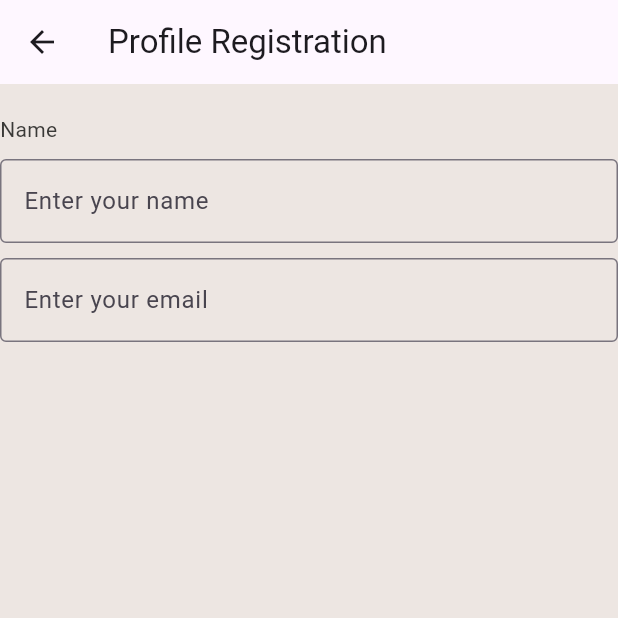
After one commit to samuelchanx/lixi-app, a Flutter app: the ProfileRegistrationPage screen opened directly, on a phone screen of 412 x 824 dp, the top half of it. The commit adds this screen. Run offline on Flutter 3.47's test engine with Material 3 defaults, Android fonts, the phone set to English and light mode, and no system bars; our stand-ins replace animate_do, csv, dartx, flutter_hooks, freezed_annotation, gap and 4 more; accounts and stored records are empty.

Commit message:
feat: updates

```diff
--- a/lib/database.dart
+++ b/lib/database.dart
@@ -78,7 +78,7 @@ const databaseV2Json = [
   {
     "question": "月經一般的顏色",
     "options":
-        "淡紅(#FAE2E3),淡黯(#E2DADB),鮮紅(#F80322),深紅(#9A1D2D),深紫(#7C0313),紫紅(#E61C58),正常(#B2404F)",
+        "淡紅(#FAE2E3),淡黯(#E2DADB),鮮紅(#F80322),深紅(#9A1D2D),深紫(#7C0313),紫紅(#B2404F),正常(#B2404F)",
     "optionSeparator": "",
     "optionAdditionalStep": "colorParser",
     "isMultipleChoice": "",
@@ -124,7 +124,7 @@ const databaseV2Json = [
   {
     "question": "怎樣的痛法？",
     "options":
-        "月經來得不暢、絞痛、冷痛、灼痛、有固定痛點，如針刺狀、脹痛連及腹側、腹部有包塊，而此包塊推之可移，按之可散,月經來得不暢、絞痛、長期隱隱痛、冷痛、灼痛、有固定痛點，如針刺狀、脹痛連及腹側、有下墜感、腹部有包塊，而此包塊推之可移，按之可散,長期隱隱痛、有下墜感",
+        "月經來得不暢、絞痛、冷痛、灼痛、有固定痛點，如針刺狀、脹痛連及腹側、腹部有包塊，而此包塊推之可移，按之可散、痛連腰骶,月經來得不暢、絞痛、長期隱隱痛、冷痛、灼痛、有固定痛點，如針刺狀、脹痛連及腹側、有下墜感、腹部有包塊，而此包塊推之可移，按之可散、痛連腰骶,長期隱隱痛、有下墜感、痛連腰骶",
     "optionSeparator": "、",
     "optionAdditionalStep": "filteringByLastAnsIndex",
     "isMultipleChoice": "",
--- a/lib/models/question_model_v2.dart
+++ b/lib/models/question_model_v2.dart
@@ -81,6 +81,7 @@ class DiagnosedIssue with _$DiagnosedIssue {
     PeriodLengthIssue? periodLength,
     PeriodAmountIssue? periodAmount,
     PeriodColor? periodColor,
+    List<PeriodTexture>? periodTexture,
     // Step 3
     List<DiagnosedBodyType>? bodyTypes,
   }) = _DiagnosedIssue;
--- /dev/null
+++ b/lib/profile_registration_page.dart
@@ -0,0 +1,38 @@
+import 'package:flutter/material.dart';
+import 'package:hooks_riverpod/hooks_riverpod.dart';
+
+class ProfileRegistrationPage extends HookConsumerWidget {
+  const ProfileRegistrationPage({
+    super.key,
+  });
+
+  @override
+  Widget build(BuildContext context, WidgetRef ref) {
+    return Scaffold(
+      appBar: AppBar(
+        title: const Text('Profile Registration'),
+      ),
+      body: ListView(
+        children: [
+          const SizedBox(height: 20),
+          const Text('Name'),
+          const SizedBox(height: 10),
+          TextFormField(
+            decoration: const InputDecoration(
+              border: OutlineInputBorder(),
+              labelText: 'Enter your name',
+            ),
+          ),
+          const SizedBox(height: 10),
+          TextFormField(
+            decoration: const InputDecoration(
+              border: OutlineInputBorder(),
+              labelText: 'Enter your email',
+            ),
+          ),
+          const SizedBox(height: 20),
+        ],
+      ),
+    );
+  }
+}
```
Also changed, not shown: lib/assets/assets.gen.dart (+4 -9 lines), lib/models/question_model_controller.dart (+60 -37 lines), lib/provider/shared_pref_provider.dart (+16 -2 lines), lib/questionnaire_page.dart (+26 -12 lines), lib/result_page.dart (+16 -9 lines), lib/models/question_model_v2.freezed.dart, lib/models/question_model_v2.g.dart.
